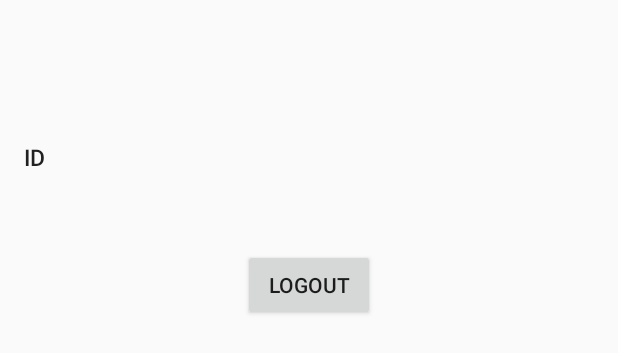
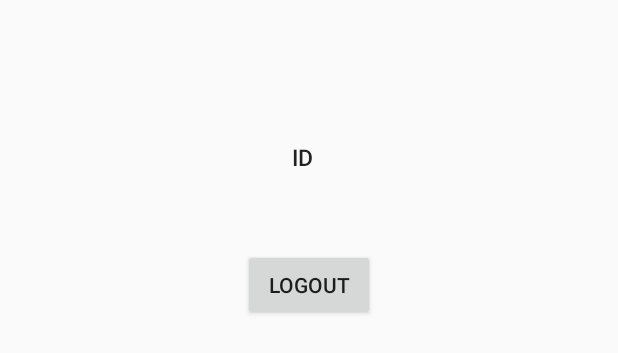
Before and after one commit to chat21/chat21-android-demo, an Android app: the layout fragment_user_profile.xml on its own in the app's theme, with its tools: preview values and no code run, on a phone screen of 412 x 824 dp. Shown: the top 353 px of the screen. Run offline under Robolectric (Android 15) with nearby library versions, the phone set to English and light mode, and no system bars.

Commit message:
fixed layout

```diff
--- a/app/src/main/res/layout/fragment_user_profile.xml
+++ b/app/src/main/res/layout/fragment_user_profile.xml
@@ -43,8 +43,9 @@
 
     <!--userid-->
     <LinearLayout
-        android:layout_width="match_parent"
+        android:layout_width="wrap_content"
         android:layout_height="wrap_content"
+        android:layout_gravity="center_horizontal"
         android:gravity="center_horizontal"
         android:orientation="horizontal"
         android:padding="@dimen/chat_padding_normal">
```
